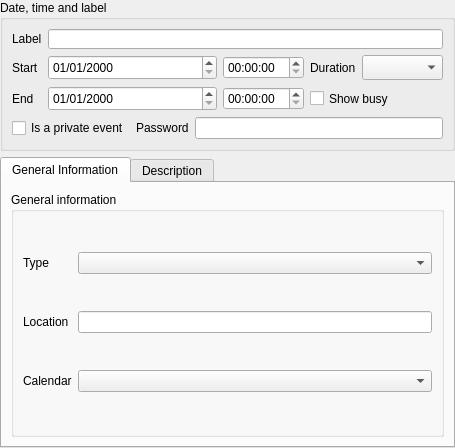
This is libs/calendar/item_editor_widget.ui in FreeHealth/freehealth as Qt 5 draws it before an edit. The edited form follows.
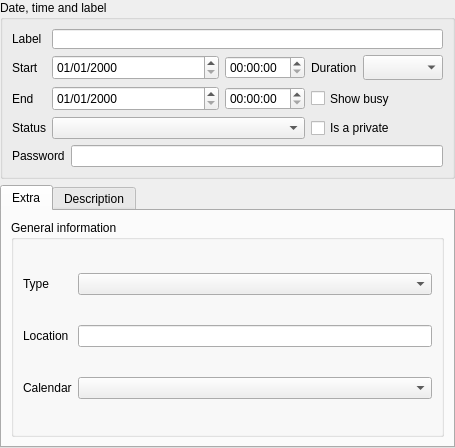
This is the edited form.

Commit message: Calendar/Translations: - starting the item status management - adding colors to the Theme -> @Guillaume: can you manage this in views

Patch:
```diff
--- a/libs/calendar/item_editor_widget.ui
+++ b/libs/calendar/item_editor_widget.ui
@@ -203,27 +203,8 @@
       <item row="3" column="3">
        <widget class="QTimeEdit" name="endTime"/>
       </item>
-      <item row="4" column="0" colspan="6">
+      <item row="5" column="0" colspan="6">
        <layout class="QHBoxLayout" name="horizontalLayout">
-        <item>
-         <widget class="QCheckBox" name="privateCheck">
-          <property name="minimumSize">
-           <size>
-            <width>0</width>
-            <height>22</height>
-           </size>
-          </property>
-          <property name="maximumSize">
-           <size>
-            <width>16777215</width>
-            <height>16777215</height>
-           </size>
-          </property>
-          <property name="text">
-           <string>Is a private event</string>
-          </property>
-         </widget>
-        </item>
         <item>
          <widget class="QLabel" name="label_7">
           <property name="sizePolicy">
@@ -302,6 +283,35 @@
         </property>
        </widget>
       </item>
+      <item row="4" column="0">
+       <widget class="QLabel" name="label_4">
+        <property name="text">
+         <string>Status</string>
+        </property>
+       </widget>
+      </item>
+      <item row="4" column="1" colspan="3">
+       <widget class="QComboBox" name="statusCombo"/>
+      </item>
+      <item row="4" column="4" colspan="2">
+       <widget class="QCheckBox" name="privateCheck">
+        <property name="minimumSize">
+         <size>
+          <width>0</width>
+          <height>22</height>
+         </size>
+        </property>
+        <property name="maximumSize">
+         <size>
+          <width>16777215</width>
+          <height>16777215</height>
+         </size>
+        </property>
+        <property name="text">
+         <string>Is a private</string>
+        </property>
+       </widget>
+      </item>
      </layout>
     </widget>
    </item>
@@ -312,7 +322,7 @@
      </property>
      <widget class="QWidget" name="tab">
       <attribute name="title">
-       <string>General Information</string>
+       <string>Extra</string>
       </attribute>
       <layout class="QGridLayout" name="gridLayout_5">
        <item row="0" column="0">
```
The commit also changes 7 other files.
